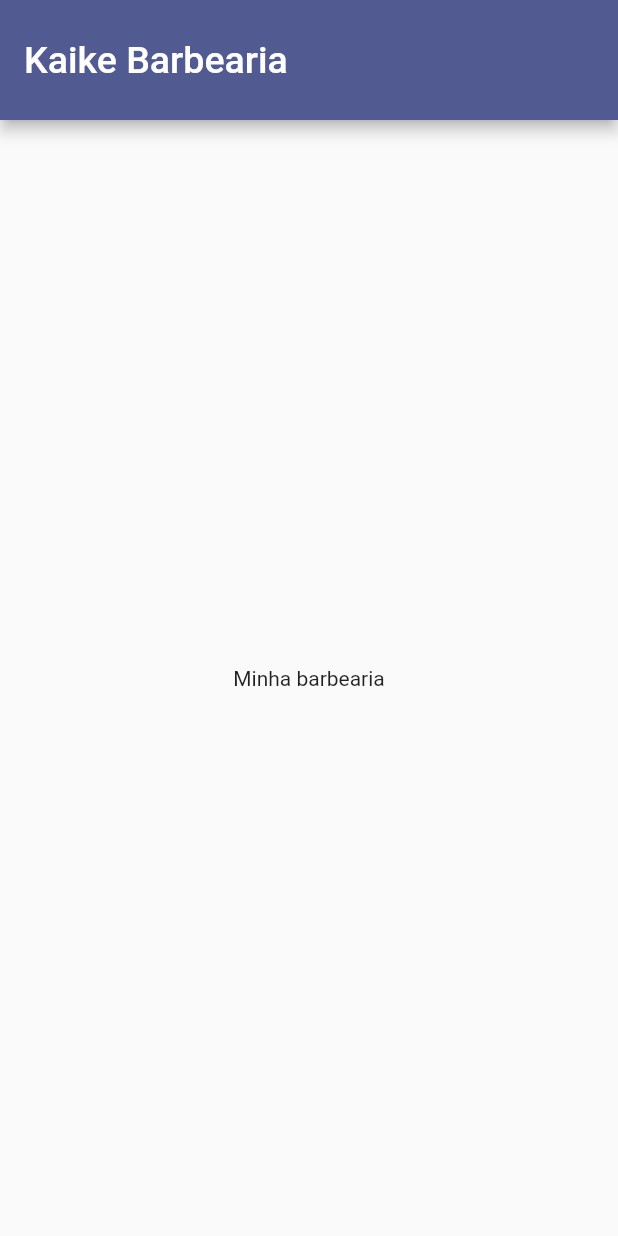
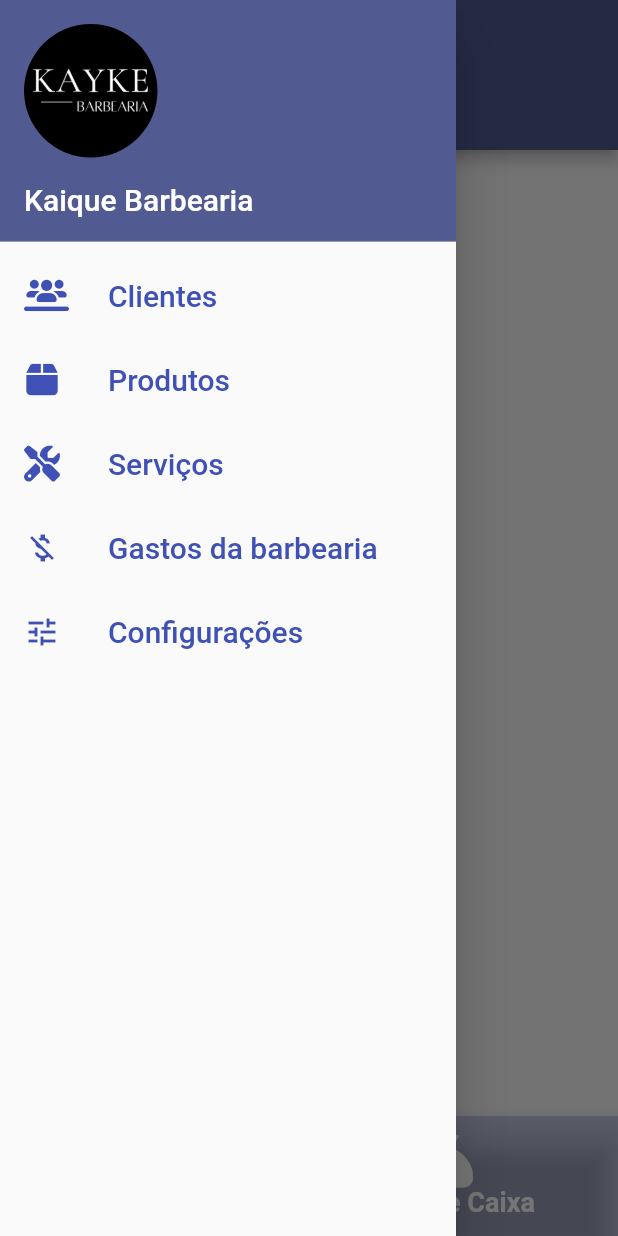
Before and after one commit to Jo-Analyst/app-kayke-barbearia, a Flutter app: the screen it shows after launch, with the side drawer open (before the commit the screen has no drawer), on a phone screen of 412 x 824 dp. Run offline on Flutter 3.47's test engine with Material 2 defaults, Android fonts, the phone set to English and light mode, and no system bars; our stand-ins replace font_awesome_flutter, sqflite; accounts and stored records are empty.

Commit message:
colocando o drawer

```diff
--- /dev/null
+++ b/lib/app/componente/drawer_component.dart
@@ -0,0 +1,100 @@
+import 'package:flutter/material.dart';
+import 'package:font_awesome_flutter/font_awesome_flutter.dart';
+
+class DrawerComponet extends StatelessWidget {
+  const DrawerComponet({super.key});
+
+  @override
+  Widget build(BuildContext context) {
+    return Drawer(
+      child: ListView(
+        padding: EdgeInsets.zero,
+        children: [
+          UserAccountsDrawerHeader(
+            accountEmail: null,
+            accountName: const Text(
+              "Kaique Barbearia",
+              style: TextStyle(fontSize: 20),
+            ),
+            currentAccountPicture: ClipOval(
+              child: Image.asset(
+                "assets/images/logo.jpg",
+              ),
+            ),
+            currentAccountPictureSize: const Size.square(89),
+          ),
+          ListTile(
+            leading: const Icon(
+              FontAwesomeIcons.usersLine,
+              color: Colors.indigo,
+            ),
+            title: const Text(
+              "Clientes",
+              style: TextStyle(
+                fontSize: 20,
+                color: Colors.indigo,
+              ),
+            ),
+            onTap: () {},
+          ),
+          ListTile(
+            leading: const Icon(
+              FontAwesomeIcons.box,
+              color: Colors.indigo,
+            ),
+            title: const Text(
+              "Produtos",
+              style: TextStyle(
+                fontSize: 20,
+                color: Colors.indigo,
+              ),
+            ),
+            onTap: () {},
+          ),
+          ListTile(
+            leading: const Icon(
+              FontAwesomeIcons.screwdriverWrench,
+              color: Colors.indigo,
+            ),
+            title: const Text(
+              "Serviços",
+              style: TextStyle(
+                fontSize: 20,
+                color: Colors.indigo,
+              ),
+            ),
+            onTap: () {},
+          ),
+          ListTile(
+            leading: const Icon(
+              Icons.money_off,
+              color: Colors.indigo,
+            ),
+            title: const Text(
+              "Gastos da barbearia",
+              style: TextStyle(
+                fontSize: 20,
+                color: Colors.indigo,
+              ),
+            ),
+            onTap: () {},
+          ),
+          ListTile(
+            leading: const Icon(
+              Icons.tune,
+              color: Colors.indigo,
+            ),
+            title: const Text(
+              "Configurações",
+              style: TextStyle(
+                fontSize: 20,
+                color: Colors.indigo,
+              ),
+            ),
+            onTap: () {},
+          ),
+        ],
+      ),
+    );
+  }
+}
--- a/lib/app/pages/home_page.dart
+++ b/lib/app/pages/home_page.dart
@@ -1,18 +1,113 @@
 import 'package:flutter/material.dart';
+import 'package:font_awesome_flutter/font_awesome_flutter.dart';
 
-class HomePage extends StatelessWidget {
+import '../componente/drawer_component.dart';
+
+class HomePage extends StatefulWidget {
   const HomePage({super.key});
+
+  @override
+  State<HomePage> createState() => _HomePageState();
+}
+
+class _HomePageState extends State<HomePage> {
+  List<Map<String, dynamic>> menuActived = [
+    {"name": "list", "isActive": true},
+    {"name": "shopp", "isActive": false},
+  ];
+  Color changeColor(bool isActive) {
+    return isActive ? Colors.black54 : Colors.white;
+  }
+
+  changeActiveMenu(int index) {
+    setState(() {
+      for (var menu in menuActived) {
+        menu["isActive"] = false;
+      }
+      menuActived[index]["isActive"] = true;
+    });
+  }
 
   @override
   Widget build(BuildContext context) {
     return Scaffold(
       appBar: AppBar(
-        title: const Text("Kaike Barbearia", style: TextStyle(fontSize: 25),),
-        toolbarHeight: 80,
+        title: const Text(
+          "Balanço do mês",
+          style: TextStyle(fontSize: 25),
+        ),
       ),
       body: const Center(
         child: Text("Minha barbearia"),
       ),
+      drawer: const DrawerComponet(),
+      floatingActionButtonLocation: FloatingActionButtonLocation.centerDocked,
+      floatingActionButton: FloatingActionButton(
+        // backgroundColor: Colors.black87,
+        backgroundColor: Theme.of(context).primaryColor,
+        onPressed: () {},
+        child: const Icon(
+          Icons.add,
+          size: 35,
+        ),
+      ),
+      bottomNavigationBar: BottomAppBar(
+        height: 80,
+        shape: const CircularNotchedRectangle(),
+        color: const Color.fromARGB(68, 63, 81, 181),
+        child: IconTheme(
+          data: IconThemeData(color: Theme.of(context).colorScheme.onPrimary),
+          child: Row(
+            mainAxisAlignment: MainAxisAlignment.spaceAround,
+            children: [
+              InkWell(
+                onTap: () => changeActiveMenu(0),
+                child: Column(
+                  mainAxisAlignment: MainAxisAlignment.center,
+                  crossAxisAlignment: CrossAxisAlignment.center,
+                  children: [
+                    Icon(
+                      Icons.auto_graph,
+                      size: 35,
+                      color: changeColor(menuActived[0]["isActive"]),
+                    ),
+                    Text(
+                      "Finanças",
+                      style: TextStyle(
+                        color: changeColor(menuActived[0]["isActive"]),
+                        fontSize: 18,
+                        fontWeight: FontWeight.bold,
+                      ),
+                    ),
+                  ],
+                ),
+              ),
+              InkWell(
+                onTap: () => changeActiveMenu(1),
+                child: Column(
+                  mainAxisAlignment: MainAxisAlignment.center,
+                  crossAxisAlignment: CrossAxisAlignment.center,
+                  children: [
+                    Icon(
+                      FontAwesomeIcons.sackDollar,
+                      size: 35,
+                      color: changeColor(menuActived[1]["isActive"]),
+                    ),
+                    Text(
+                      "Fluxo de Caixa",
+                      style: TextStyle(
+                        color: changeColor(menuActived[1]["isActive"]),
+                        fontSize: 18,
+                        fontWeight: FontWeight.bold,
+                      ),
+                    ),
+                  ],
+                ),
+              ),
+            ],
+          ),
+        ),
+      ),
     );
   }
 }
--- a/lib/main.dart
+++ b/lib/main.dart
@@ -13,7 +13,10 @@ class AppKaikeBarbearia extends StatelessWidget {
   Widget build(BuildContext context) {
     return MaterialApp(
       title: 'Kaike Barbearia',
+      debugShowCheckedModeBanner: false,
       theme: ThemeData(
+        appBarTheme: const AppBarTheme(toolbarHeight: 100),
+        primaryColor: Colors.indigo,
         colorScheme: ColorScheme.fromSeed(
           seedColor: Colors.indigo,
         ),
--- a/pubspec.yaml
+++ b/pubspec.yaml
@@ -37,6 +37,7 @@ dependencies:
   cupertino_icons: ^1.0.2
   sqflite: ^2.3.0
   path: ^1.8.3
+  font_awesome_flutter: ^10.5.0
 
 dev_dependencies:
   flutter_test:
@@ -61,8 +62,8 @@ flutter:
   uses-material-design: true
 
   # To add assets to your application, add an assets section, like this:
-  # assets:
-  #   - images/a_dot_burr.jpeg
+  assets:
+    - assets/images/
   #   - images/a_dot_ham.jpeg
 
   # An image asset can refer to one or more resolution-specific "variants", see
```
Also changed, not shown: assets/images/logo.jpg (added), pubspec.lock.
